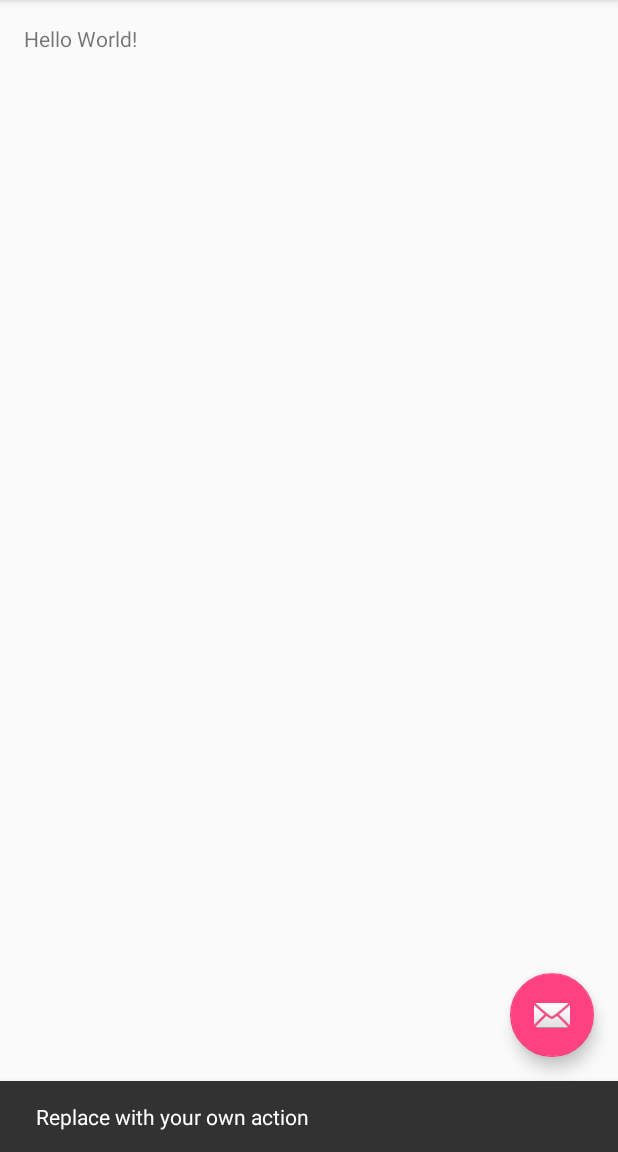
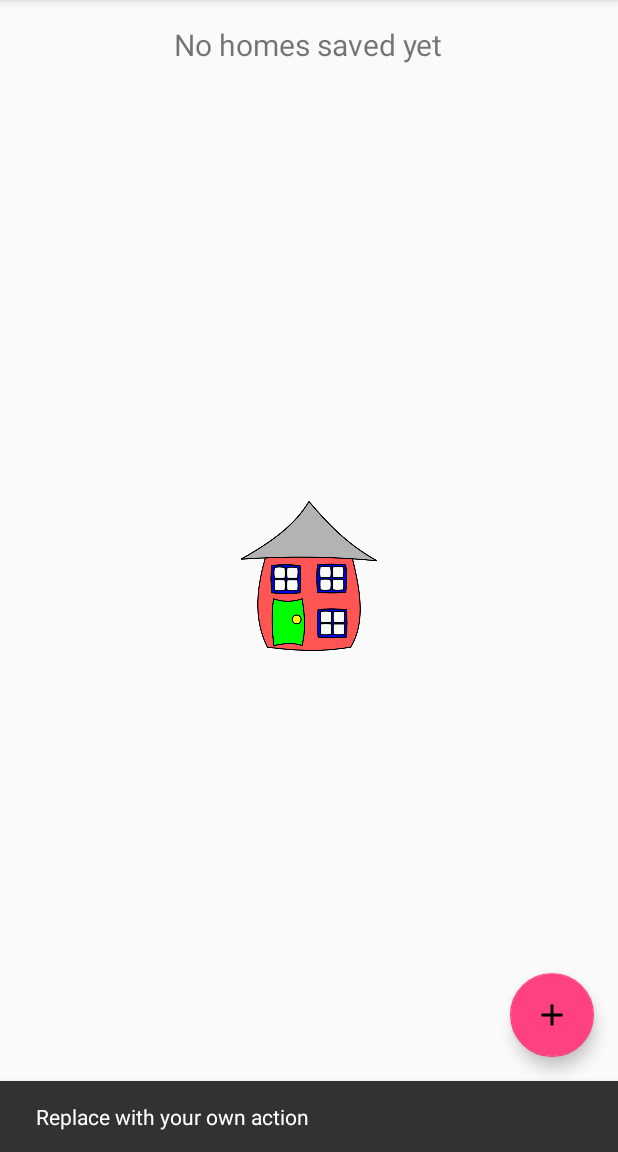
Before and after one commit to dowelc/bow-and-arrow, an Android app: the screen it shows after launch (MainActivity), after a tap on an icon or button, on a phone screen of 412 x 824 dp, the part 84-1236 px from its top. Run offline under Robolectric (Android 15) with nearby library versions, the phone set to English and light mode, and no system bars.

Commit message:
home screen

```diff
--- /dev/null
+++ b/BowandArrow/app/src/main/gen/com/winfo/bowandarrow/BuildConfig.java
@@ -0,0 +1,8 @@
+/*___Generated_by_IDEA___*/
+
+package com.winfo.bowandarrow;
+
+/* This stub is only used by the IDE. It is NOT the BuildConfig class actually packed into the APK */
+public final class BuildConfig {
+  public final static boolean DEBUG = Boolean.parseBoolean(null);
+}
--- /dev/null
+++ b/BowandArrow/app/src/main/gen/com/winfo/bowandarrow/Manifest.java
@@ -0,0 +1,7 @@
+/*___Generated_by_IDEA___*/
+
+package com.winfo.bowandarrow;
+
+/* This stub is only used by the IDE. It is NOT the Manifest class actually packed into the APK */
+public final class Manifest {
+}
--- /dev/null
+++ b/BowandArrow/app/src/main/gen/com/winfo/bowandarrow/R.java
@@ -0,0 +1,7 @@
+/*___Generated_by_IDEA___*/
+
+package com.winfo.bowandarrow;
+
+/* This stub is only used by the IDE. It is NOT the R class actually packed into the APK */
+public final class R {
+}
--- a/BowandArrow/app/src/main/res/layout/activity_main.xml
+++ b/BowandArrow/app/src/main/res/layout/activity_main.xml
@@ -29,6 +29,6 @@
         android:layout_height="wrap_content"
         android:layout_gravity="bottom|end"
         android:layout_margin="@dimen/fab_margin"
-        android:src="@android:drawable/ic_dialog_email" />
+        android:src="@drawable/ic_add_black_24dp" />
 
 </android.support.design.widget.CoordinatorLayout>
--- a/BowandArrow/app/src/main/res/layout/content_main.xml
+++ b/BowandArrow/app/src/main/res/layout/content_main.xml
@@ -8,6 +8,7 @@
     android:paddingLeft="@dimen/activity_horizontal_margin"
     android:paddingRight="@dimen/activity_horizontal_margin"
     android:paddingTop="@dimen/activity_vertical_margin"
+    android:orientation="horizontal"
     app:layout_behavior="@string/appbar_scrolling_view_behavior"
     tools:context="com.winfo.bowandarrow.MainActivity"
     tools:showIn="@layout/activity_main">
@@ -15,5 +16,14 @@
     <TextView
         android:layout_width="wrap_content"
         android:layout_height="wrap_content"
-        android:text="Hello World!" />
+        android:text="No homes saved yet"
+        android:textSize="20sp"
+        android:layout_centerHorizontal="true"/>
+
+    <ImageView
+        android:layout_width="100dp"
+        android:layout_height="100dp"
+        android:src="@drawable/default_house"
+        android:layout_centerInParent="true"/>
+
 </RelativeLayout>
```
Also changed, not shown: BowandArrow/app/src/main/res/drawable/default_house.png (added), BowandArrow/app/src/main/res/drawable/ic_add_black_24dp.png (added).
